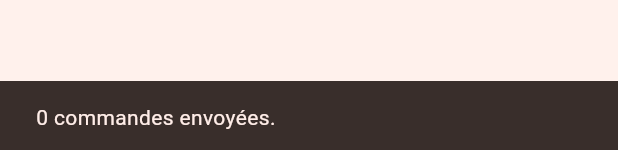
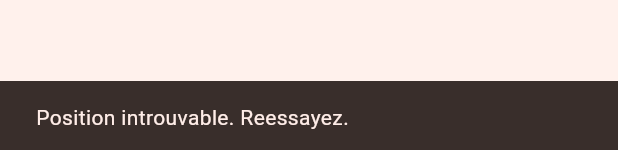
Before and after one commit to tenelo/poufiret, a Flutter app: the _BlocCategorie widget shown alone on an empty page, opened directly with empty values, after a tap on "Valider Commande", on a phone screen of 412 x 824 dp. Shown: the part 1083-1233 px from the top of the screen. Run offline on Flutter 3.47's test engine with Material 3 defaults, Android fonts, the phone set to English and light mode, and no system bars; our stand-ins replace cached_network_image, dio, firebase_core, firebase_messaging, flutter_local_notifications, flutter_riverpod and 10 more; accounts and stored records are empty; generated files the repository leaves out were written again; network calls fail.

Commit message:
feat(orders): capture GPS client au checkout si livraison
- validerPanier: parametres latitude/longitude optionnels
- ecran_panier: capture position via ServicePosition quand mode livraison
- gestion des refus (GPS off, permission refusee, erreur) avec message clair
- envoi lat/lng au backend (invariant: pas de livraison sans GPS)

```diff
--- a/lib/features/orders/data/orders_repository.dart
+++ b/lib/features/orders/data/orders_repository.dart
@@ -86,6 +86,8 @@ class OrdersRepository {
     String modePaiement = 'cash',
     String? notesClient,
     int fraisLivraison = 0,
+    double? latitude,
+    double? longitude,
   }) async {
     final r = await _dio.post(
       '${Env.apiPrefix}/orders/paniers/$panierId/valider/',
@@ -95,6 +97,8 @@ class OrdersRepository {
         'mode_paiement': modePaiement,
         if (notesClient != null) 'notes_client': notesClient,
         'frais_livraison': fraisLivraison,
+        if (latitude != null) 'latitude': latitude,
+        if (longitude != null) 'longitude': longitude,
       },
     );
     return Commande.fromJson(r.data as Map<String, dynamic>);
--- a/lib/features/orders/screens/ecran_panier.dart
+++ b/lib/features/orders/screens/ecran_panier.dart
@@ -4,6 +4,8 @@ import 'package:flutter_riverpod/flutter_riverpod.dart';
 import '../data/orders_providers.dart';
 import '../domain/orders_models.dart';
 import '../../publicites/widgets/couche_publicites.dart';
+import '../../map/data/map_providers.dart';
+import '../../map/data/service_position.dart';
 
 /// Écran panier : regroupe les paniers par catégorie (option A).
 /// Chaque ligne indique le commerçant. Un bouton "Commander" par catégorie.
@@ -97,6 +99,33 @@ class _BlocCategorieState extends ConsumerState<_BlocCategorie> {
     if (_envoiEnCours) return;
     setState(() => _envoiEnCours = true);
     final messenger = ScaffoldMessenger.of(context);
+
+    double? lat;
+    double? lng;
+    if (_livraison) {
+      final res = await ref.read(servicePositionProvider).positionActuelle();
+      switch (res) {
+        case PositionObtenue(:final latitude, :final longitude):
+          lat = latitude;
+          lng = longitude;
+        case ServiceDesactive():
+          messenger.showSnackBar(const SnackBar(
+              content: Text('Activez la localisation pour etre livre.')));
+          if (mounted) setState(() => _envoiEnCours = false);
+          return;
+        case PermissionRefusee():
+          messenger.showSnackBar(const SnackBar(
+              content: Text('Autorisez la localisation pour etre livre, ou choisissez Je viens chercher.')));
+          if (mounted) setState(() => _envoiEnCours = false);
+          return;
+        case ErreurPosition():
+          messenger.showSnackBar(const SnackBar(
+              content: Text('Position introuvable. Reessayez.')));
+          if (mounted) setState(() => _envoiEnCours = false);
+          return;
+      }
+    }
+
     try {
       final repo = ref.read(ordersRepositoryProvider);
       final numeros = <String>[];
@@ -107,6 +136,8 @@ class _BlocCategorieState extends ConsumerState<_BlocCategorie> {
           modeLivraison: _livraison ? 'livraison' : 'emporter',
           // Paiement à la remise : le client règle comme il veut.
           modePaiement: 'cash',
+          latitude: lat,
+          longitude: lng,
         );
         numeros.add(commande.numero);
       }
```
Also changed, not shown: analysis_options.yaml (+9 -0 lines), pubspec.lock.
